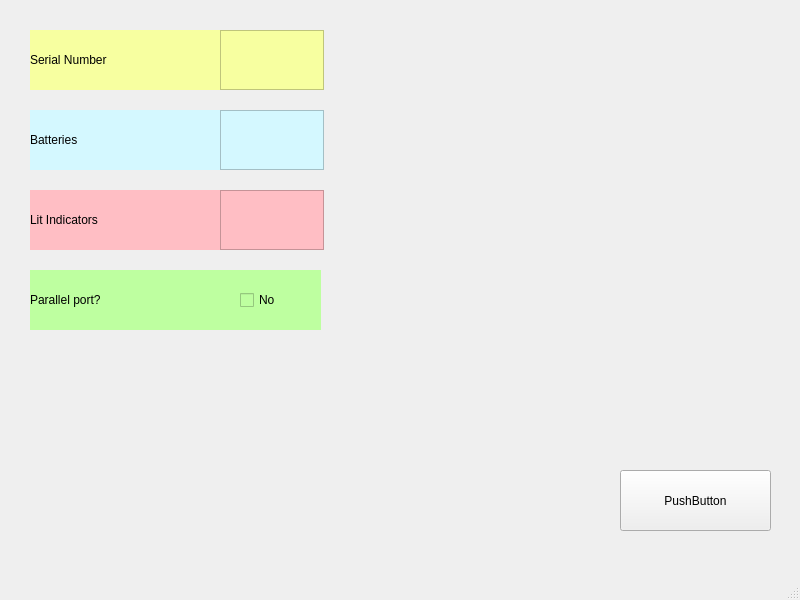
This is bombCreatorWindow.ui in TalitaJames/ktane-solver as Qt 5 draws it before an edit. The edited form follows.
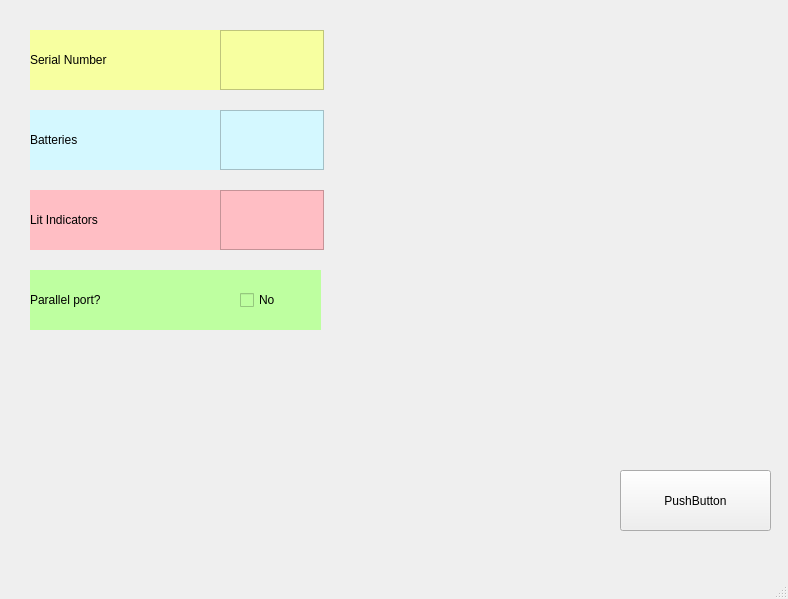
This is the edited form.

What changed in the file:
```diff
--- a/bombCreatorWindow.ui
+++ b/bombCreatorWindow.ui
@@ -6,8 +6,8 @@
    <rect>
     <x>0</x>
     <y>0</y>
-    <width>800</width>
-    <height>600</height>
+    <width>788</width>
+    <height>599</height>
    </rect>
   </property>
   <property name="windowTitle">
```
Left out of the diff: 2 changed lines with no effect on the pictures.
